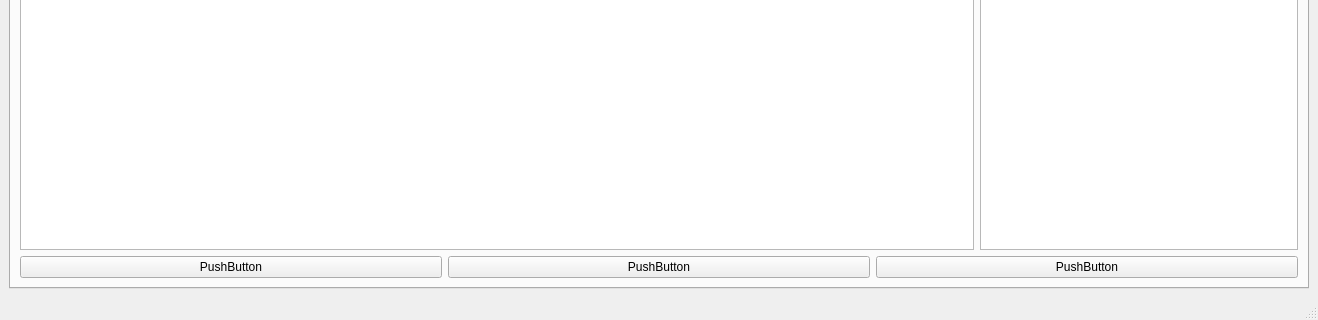
AlevtinAntonov/paid_services, file view/main_window.ui: the form before one commit; both pictures show x 0 to 1318 and y 379 to 699 of the 1318 by 699 pixel window.
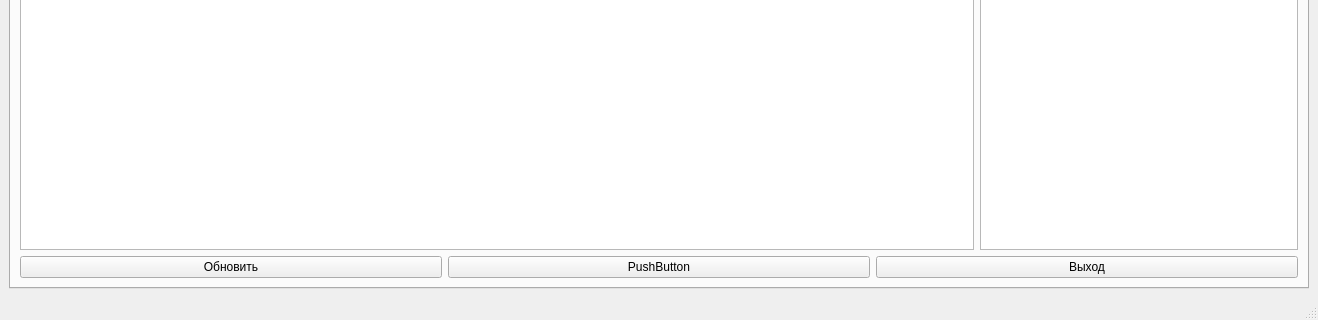
The form after the commit. Icons and pictures are not drawn.

Commit message: dialog date

```diff
--- a/view/main_window.ui
+++ b/view/main_window.ui
@@ -50,7 +50,7 @@
           <item>
            <widget class="QPushButton" name="pushButton_2">
             <property name="text">
-             <string>PushButton</string>
+             <string>Обновить</string>
             </property>
            </widget>
           </item>
@@ -64,7 +64,7 @@
           <item>
            <widget class="QPushButton" name="pushButton_3">
             <property name="text">
-             <string>PushButton</string>
+             <string>Выход</string>
             </property>
            </widget>
           </item>
```
Left out of the diff: 6 changed lines with no effect on the pictures. The commit also changes 4 other files.
